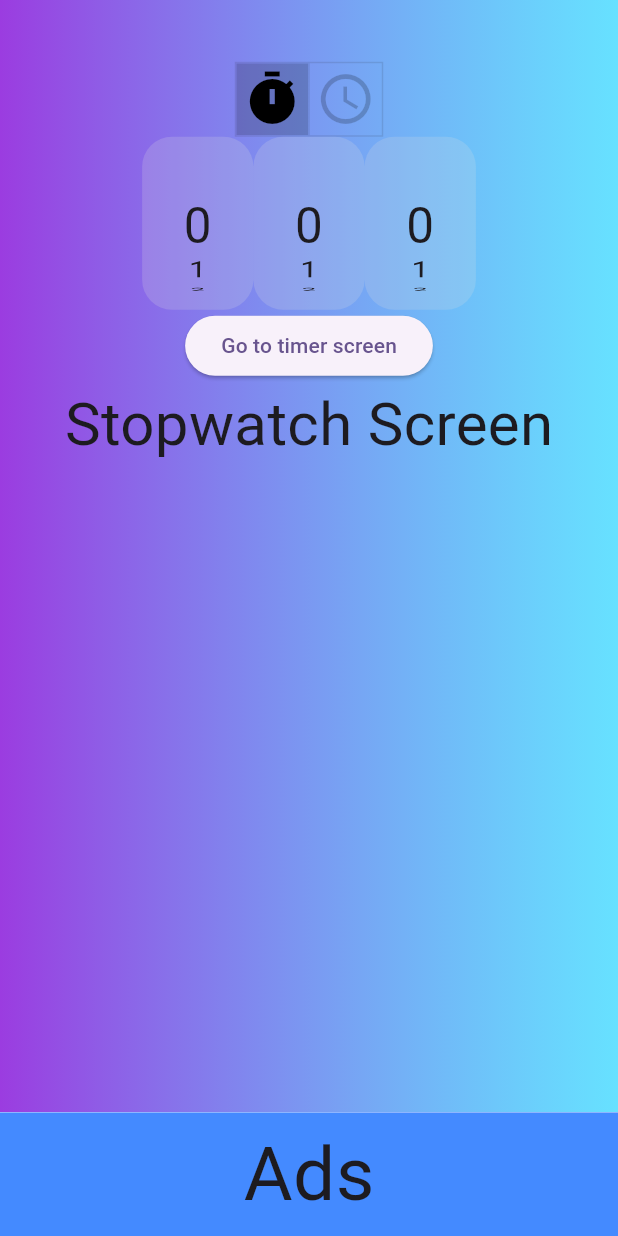
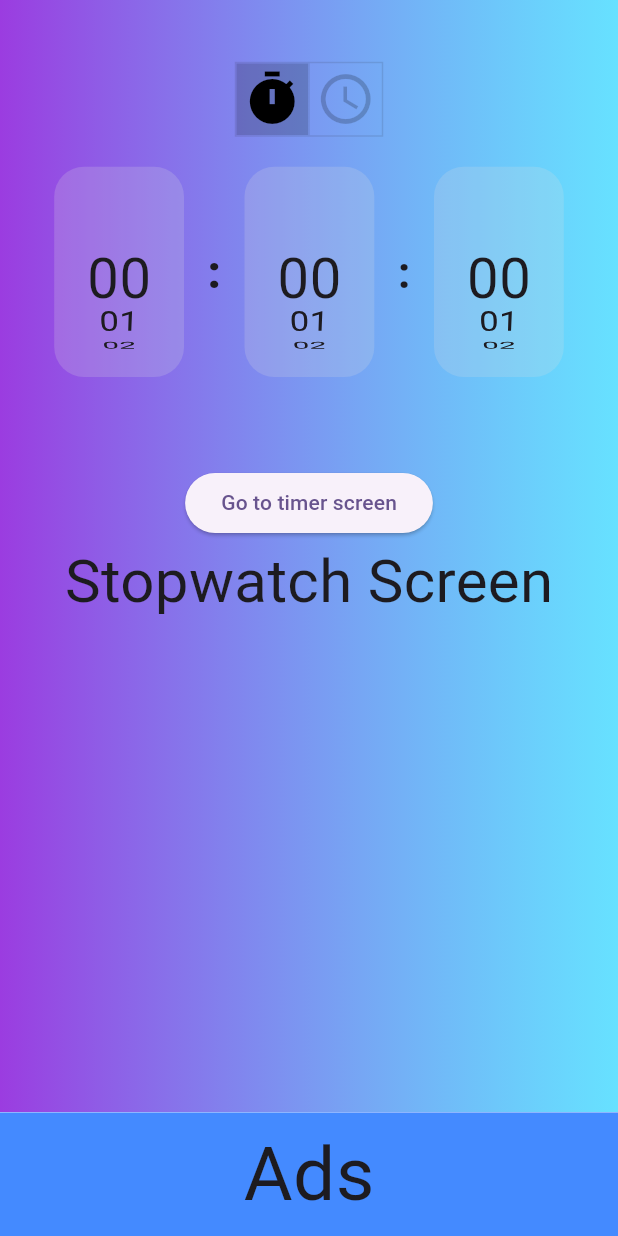
Before and after one commit to honganji/headphone-alarm-app-android, a Flutter app: the screen it shows after launch, on a phone screen of 412 x 824 dp. Run offline on Flutter 3.47's test engine with Material 2 defaults, Android fonts, the light colour scheme and no system bars; our stand-ins replace flutter_riverpod, freezed_annotation, go_router.

Commit message:
changed size of time section in stopwatch screen

```diff
--- a/lib/view/component/time.dart
+++ b/lib/view/component/time.dart
@@ -10,19 +10,36 @@ class StopwatchTime extends ConsumerWidget {
   Widget build(BuildContext context, WidgetRef ref) {
     final state = ref.watch(stateViewModelProvider);
     final stateNotifier = ref.watch(stateViewModelProvider.notifier);
-    return Center(
+    final width = MediaQuery.of(context).size.width;
+    return Container(
+      padding: const EdgeInsets.only(top: 20, bottom: 60),
+      width: width * 0.9,
       child: Row(
-        mainAxisAlignment: MainAxisAlignment.center,
+        mainAxisAlignment: MainAxisAlignment.spaceEvenly,
         children: [
           TimeBlock(
             isHour: true,
             currentNum: state.stopwatchHour,
             changeNumFun: stateNotifier.changeStopwatchHour,
           ),
+          const Text(
+            ":",
+            style: TextStyle(
+              fontWeight: FontWeight.w900,
+              fontSize: 30,
+            ),
+          ),
           TimeBlock(
             isHour: false,
             currentNum: state.stopwatchMinute,
             changeNumFun: stateNotifier.changeStopwatchMinute,
+          ),
+          const Text(
+            ":",
+            style: TextStyle(
+              fontWeight: FontWeight.bold,
+              fontSize: 30,
+            ),
           ),
           TimeBlock(
             isHour: false,
--- a/lib/view/component/time_block.dart
+++ b/lib/view/component/time_block.dart
@@ -29,8 +29,8 @@ class _TimeBlock2State extends State<TimeBlock> {
     final width = MediaQuery.of(context).size.width;
     return Container(
       alignment: Alignment.center,
-      height: height * 0.14,
-      width: width * 0.18,
+      height: height * 0.17,
+      width: width * 0.21,
       decoration: BoxDecoration(
         color: const Color(0xFFDEDEDE).withOpacity(0.2),
         borderRadius: const BorderRadius.all(
@@ -51,9 +51,9 @@ class _TimeBlock2State extends State<TimeBlock> {
         children: List.generate(
           widget.isHour ? 24 : 60,
           (index) => Text(
-            index.toString(),
+            index.toString().padLeft(2, "0"),
             style: const TextStyle(
-              fontSize: 22,
+              fontSize: 25,
             ),
           ),
         ),
```
